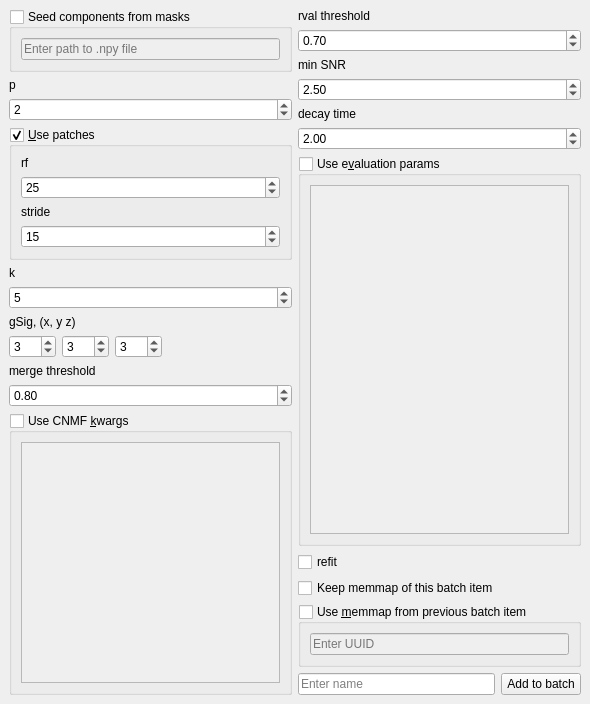
Qt form mesmerize/viewer/modules/ui_files/cnmf_3d_pytemplate.ui (kushalkolar/MESmerize) before a commit.
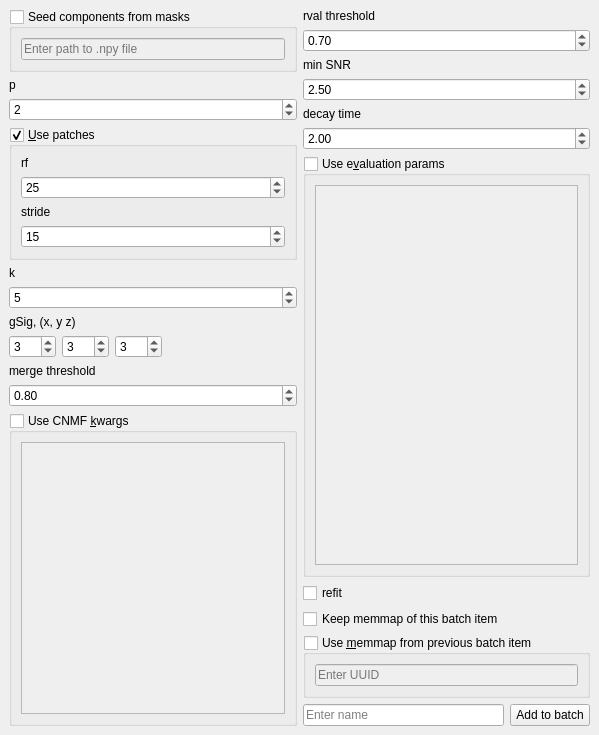
The same form after that commit.

Commit message: fix ui template reference

What changed in the file:
```diff
--- a/mesmerize/viewer/modules/ui_files/cnmf_3d_pytemplate.ui
+++ b/mesmerize/viewer/modules/ui_files/cnmf_3d_pytemplate.ui
@@ -6,8 +6,8 @@
    <rect>
     <x>0</x>
     <y>0</y>
-    <width>590</width>
-    <height>704</height>
+    <width>599</width>
+    <height>735</height>
    </rect>
   </property>
   <property name="floating">
```
Left out of the diff: 1 changed line with no effect on the pictures. The commit also changes 1 other file.
